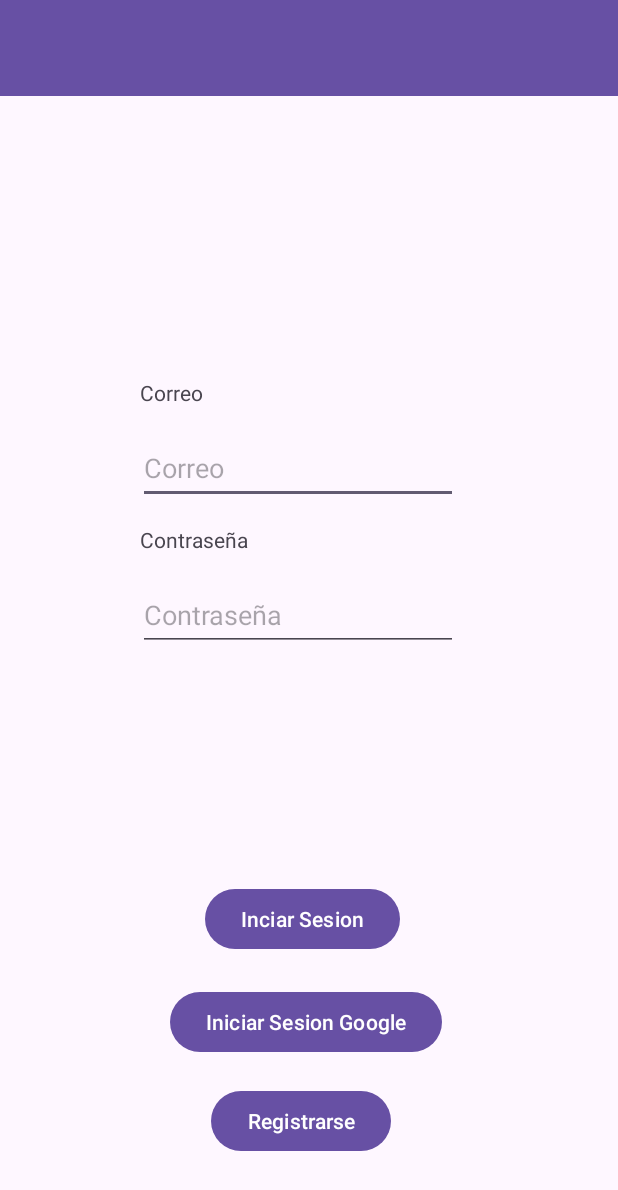
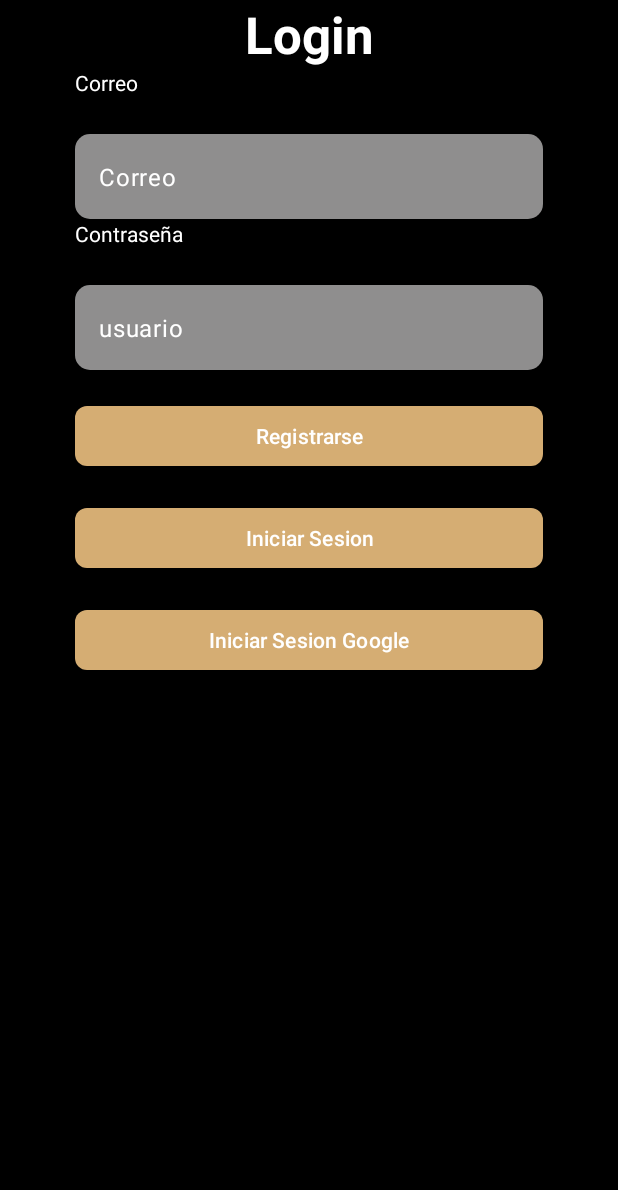
Before and after one commit to Diciembre99/AdivinaDondeEstoy, an Android app: the layout activity_main.xml on its own in the app's theme, with its tools: preview values and no code run, on a phone screen of 412 x 824 dp. Shown: the top 1190 px of the screen. Run offline under Robolectric (Android 15) with nearby library versions, the phone set to English and light mode, and no system bars.

Commit message:
Modificacion de Login
Cambios en la interfaz y cambio de nombre de variables

```diff
--- a/AdivinaDondeEstoyProyecto/app/src/main/java/com/example/adivinadondeestoyproyecto/MainActivity.kt
+++ b/AdivinaDondeEstoyProyecto/app/src/main/java/com/example/adivinadondeestoyproyecto/MainActivity.kt
@@ -1,16 +1,11 @@
 package com.example.adivinadondeestoyproyecto
 
 import android.content.Intent
-import android.os.Build
 import androidx.appcompat.app.AppCompatActivity
 import android.os.Bundle
 import android.view.Menu
 import android.view.MenuInflater
 import android.view.MenuItem
-import android.view.View
-import android.widget.AdapterView
-import android.widget.ArrayAdapter
-import android.widget.Spinner
 import android.widget.Toast
 import androidx.activity.result.contract.ActivityResultContracts
 import com.example.adivinadondeestoyproyecto.databinding.ActivityMainBinding
@@ -19,12 +14,10 @@ import com.google.android.gms.auth.api.signin.GoogleSignInAccount
 import com.google.android.gms.auth.api.signin.GoogleSignInClient
 import com.google.android.gms.auth.api.signin.GoogleSignInOptions
 import com.google.android.gms.tasks.Task
-import com.google.android.material.dialog.MaterialAlertDialogBuilder
 import com.google.firebase.auth.FirebaseAuth
 import com.google.firebase.auth.GoogleAuthProvider
 import com.google.firebase.firestore.ktx.firestore
 import com.google.firebase.ktx.Firebase
-import java.util.Locale
 
 class MainActivity : AppCompatActivity() {
     lateinit var binding: ActivityMainBinding
@@ -38,14 +31,13 @@ class MainActivity : AppCompatActivity() {
         super.onCreate(savedInstanceState)
         binding = ActivityMainBinding.inflate(layoutInflater)
         setContentView(binding.root)
-        setSupportActionBar(binding.tbMenu)
         firebaseauth = FirebaseAuth.getInstance()
 
-        binding.btnIniciarSesion.setOnClickListener {
-            if (binding.edtCorreo.text?.isNotEmpty() == true && binding.edtContrasena.text?.isNotEmpty() == true ){
-                firebaseauth.signInWithEmailAndPassword(binding.edtCorreo.text.toString(),binding.edtContrasena.text.toString()).addOnCompleteListener {
+        binding.btnLogin.setOnClickListener {
+            if (binding.edtEmail.text?.isNotEmpty() == true && binding.edtPassword.text?.isNotEmpty() == true ){
+                firebaseauth.signInWithEmailAndPassword(binding.edtEmail.text.toString(),binding.edtPassword.text.toString()).addOnCompleteListener {
                     if (it.isSuccessful){
-                        irMenuPrincipal(binding.edtCorreo.text.toString(), binding.edtContrasena.text.toString())
+                        goMainMenu(binding.edtEmail.text.toString(), binding.edtPassword.text.toString())
                         Toast.makeText(this,"Se inicio Sesion", Toast.LENGTH_SHORT).show()
                     } else {
                         Toast.makeText(this, "Ha habido un error", Toast.LENGTH_SHORT).show()
@@ -56,7 +48,7 @@ class MainActivity : AppCompatActivity() {
             }
         }
 
-        binding.btnRegistro.setOnClickListener {
+        binding.btnRegister.setOnClickListener {
             val registerIntent = Intent(this, Register::class.java)
             startActivity(registerIntent)
         }
@@ -92,21 +84,21 @@ class MainActivity : AppCompatActivity() {
 
     private fun loginEnGoogle(){
         val signInClient = googleSignInClient.signInIntent
-        launcherVentanaGoogle.launch(signInClient)
+        launcherWindowGoogle.launch(signInClient)
     }
 
-    private val launcherVentanaGoogle =  registerForActivityResult(ActivityResultContracts.StartActivityForResult()){ result ->
+    private val launcherWindowGoogle =  registerForActivityResult(ActivityResultContracts.StartActivityForResult()){ result ->
         if (result.resultCode == RESULT_OK){
             val task = GoogleSignIn.getSignedInAccountFromIntent(result.data)
-            manejarResultados(task)
+            manageResult(task)
         }
     }
 
-    private fun manejarResultados(task: Task<GoogleSignInAccount>) {
+    private fun manageResult(task: Task<GoogleSignInAccount>) {
         if (task.isSuccessful){
             val account : GoogleSignInAccount? = task.result
             if (account != null){
-                actualizarUI(account)
+                updateUI(account)
             }
         }
         else {
@@ -114,12 +106,12 @@ class MainActivity : AppCompatActivity() {
         }
     }
 
-    private fun actualizarUI(account: GoogleSignInAccount) {
+    private fun updateUI(account: GoogleSignInAccount) {
         val credential = GoogleAuthProvider.getCredential(account.idToken, null)
         firebaseauth.signInWithCredential(credential).addOnCompleteListener {
             if (it.isSuccessful){
                 Toast.makeText(this,"Se ha iniciado sesion con google", Toast.LENGTH_SHORT).show()
-                irMenuPrincipal(account.email.toString(), account.displayName.toString())
+                goMainMenu(account.email.toString(), account.displayName.toString())
             }
             else {
                 Toast.makeText(this,it.exception.toString(), Toast.LENGTH_SHORT).show()
@@ -127,7 +119,7 @@ class MainActivity : AppCompatActivity() {
         }
     }
 
-    private fun irMenuPrincipal(email:String, nombre:String = "Usuario"){
+    private fun goMainMenu(email:String, nombre:String = "Usuario"){
         val homeIntent = Intent(this, Main_Menu::class.java).apply {
             putExtra("email",email)
             putExtra("nombre",nombre)
--- /dev/null
+++ b/AdivinaDondeEstoyProyecto/app/src/main/res/drawable/rounded_corners.xml
@@ -0,0 +1,5 @@
+<?xml version="1.0" encoding="utf-8"?>
+<shape xmlns:android="http://schemas.android.com/apk/res/android">
+    <corners android:radius="10dp" /> <!-- Ajusta el radio según sea necesario para redondear las esquinas -->
+    <solid android:color="#8F8E8E" /> <!-- Color de fondo -->
+</shape>
--- a/AdivinaDondeEstoyProyecto/app/src/main/res/layout/activity_main.xml
+++ b/AdivinaDondeEstoyProyecto/app/src/main/res/layout/activity_main.xml
@@ -4,108 +4,122 @@
     xmlns:tools="http://schemas.android.com/tools"
     android:layout_width="match_parent"
     android:layout_height="match_parent"
+    android:background="#000000"
     tools:context=".MainActivity">
 
-    <Button
-        android:id="@+id/btnRegistro"
-        android:layout_width="wrap_content"
+    <ScrollView
+        android:layout_width="match_parent"
+        android:layout_height="match_parent">
+
+        <LinearLayout
+            android:layout_width="match_parent"
             android:layout_height="wrap_content"
-        android:text="Registrarse"
-        app:layout_constraintBottom_toBottomOf="parent"
-        app:layout_constraintEnd_toEndOf="parent"
-        app:layout_constraintHorizontal_bias="0.482"
-        app:layout_constraintStart_toStartOf="parent"
-        app:layout_constraintTop_toTopOf="parent"
-        app:layout_constraintVertical_bias="0.932" />
-
-    <Button
-        android:id="@+id/btnIniciarSesion"
-        android:layout_width="wrap_content"
-        android:layout_height="wrap_content"
-        android:text="Inciar Sesion"
-        app:layout_constraintBottom_toBottomOf="parent"
-        app:layout_constraintEnd_toEndOf="parent"
-        app:layout_constraintHorizontal_bias="0.485"
-        app:layout_constraintStart_toStartOf="parent"
-        app:layout_constraintTop_toTopOf="parent"
-        app:layout_constraintVertical_bias="0.759" />
-
-    <Button
-        android:id="@+id/btnGoogle"
-        android:layout_width="wrap_content"
-        android:layout_height="wrap_content"
-        android:text="Iniciar Sesion Google"
-        app:layout_constraintBottom_toBottomOf="parent"
-        app:layout_constraintEnd_toEndOf="parent"
-        app:layout_constraintHorizontal_bias="0.491"
-        app:layout_constraintStart_toStartOf="parent"
-        app:layout_constraintTop_toTopOf="parent"
-        app:layout_constraintVertical_bias="0.847" />
+            android:orientation="vertical">
 
             <TextView
+                android:layout_width="match_parent"
+                android:layout_height="wrap_content"
+                android:text="Login"
+                android:textAlignment="center"
+                android:textColor="@color/white"
+                android:textSize="34sp"
+                android:textStyle="bold" />
+            <TextView
                 android:layout_width="wrap_content"
+                android:layout_height="44dp"
+                android:layout_marginLeft="50dp"
+                android:text="Correo"
+                android:textColor="@color/white"/>
+
+
+            <com.google.android.material.textfield.TextInputLayout
+                android:id="@+id/textField2"
+                android:layout_width="match_parent"
                 android:layout_height="wrap_content"
-        android:text="Correo"
-        app:layout_constraintBottom_toBottomOf="parent"
-        app:layout_constraintEnd_toEndOf="parent"
-        app:layout_constraintHorizontal_bias="0.252"
-        app:layout_constraintStart_toStartOf="parent"
-        app:layout_constraintTop_toTopOf="parent"
-        app:layout_constraintVertical_bias="0.313" />
+                android:layout_marginLeft="50dp"
+                android:layout_marginRight="50dp"
+                android:hint="Correo"
+                app:boxStrokeWidth="0dp"
+                app:boxStrokeWidthFocused="0dp"
+                app:endIconMode="clear_text"
+                app:hintEnabled="false">
 
-    <EditText
-        android:id="@+id/edtCorreo"
-        android:layout_width="wrap_content"
-        android:layout_height="wrap_content"
-        android:ems="10"
+                <com.google.android.material.textfield.TextInputEditText
+                    android:id="@+id/edt_email"
+                    android:layout_width="match_parent"
+                    android:layout_height="match_parent"
+                    android:background="@drawable/rounded_corners"
                     android:hint="Correo"
-        android:inputType="text"
-        android:minHeight="48dp"
-        app:layout_constraintBottom_toBottomOf="parent"
-        app:layout_constraintEnd_toEndOf="parent"
-        app:layout_constraintHorizontal_bias="0.462"
-        app:layout_constraintStart_toStartOf="parent"
-        app:layout_constraintTop_toTopOf="parent"
-        app:layout_constraintVertical_bias="0.371" />
-
-    <EditText
-        android:id="@+id/edtContrasena"
-        android:layout_width="wrap_content"
-        android:layout_height="wrap_content"
-        android:ems="10"
-        android:hint="Contraseña"
-        android:inputType="text"
-        android:minHeight="48dp"
-        app:layout_constraintBottom_toBottomOf="parent"
-        app:layout_constraintEnd_toEndOf="parent"
-        app:layout_constraintHorizontal_bias="0.462"
-        app:layout_constraintStart_toStartOf="parent"
-        app:layout_constraintTop_toTopOf="parent"
-        app:layout_constraintVertical_bias="0.497" />
+                    android:textColorHint="@color/white"
+                    android:textColor="#FFFFFF" /> <!-- Usar el fondo con esquinas redondas -->
+            </com.google.android.material.textfield.TextInputLayout>
 
             <TextView
                 android:id="@+id/textView"
                 android:layout_width="wrap_content"
-        android:layout_height="wrap_content"
+                android:layout_height="44dp"
+                android:layout_marginLeft="50dp"
                 android:text="Contraseña"
-        app:layout_constraintBottom_toBottomOf="parent"
-        app:layout_constraintEnd_toEndOf="parent"
-        app:layout_constraintHorizontal_bias="0.274"
-        app:layout_constraintStart_toStartOf="parent"
-        app:layout_constraintTop_toTopOf="parent"
-        app:layout_constraintVertical_bias="0.435" />
+                android:textColor="@color/white" />
 
-    <androidx.appcompat.widget.Toolbar
-        android:id="@+id/tbMenu"
+            <com.google.android.material.textfield.TextInputLayout
+                android:id="@+id/textField"
                 android:layout_width="match_parent"
                 android:layout_height="wrap_content"
-        android:background="?attr/colorPrimary"
-        android:minHeight="?attr/actionBarSize"
-        android:theme="?attr/actionBarTheme"
-        app:layout_constraintBottom_toBottomOf="parent"
-        app:layout_constraintEnd_toEndOf="parent"
-        app:layout_constraintStart_toStartOf="parent"
-        app:layout_constraintTop_toTopOf="parent"
-        app:layout_constraintVertical_bias="0.0" />
+                android:layout_marginLeft="50dp"
+                android:layout_marginRight="50dp"
+                android:hint="Usuario"
+                app:boxStrokeWidth="0dp"
+                app:boxStrokeWidthFocused="0dp"
+                app:endIconMode="clear_text"
+                app:hintEnabled="false">
+
+                <com.google.android.material.textfield.TextInputEditText
+                    android:id="@+id/edt_password"
+                    android:layout_width="match_parent"
+                    android:layout_height="match_parent"
+                    android:background="@drawable/rounded_corners"
+                    android:hint="usuario"
+                    android:textColorHint="@color/white"
+                    android:textColor="#FFFFFF" />
+            </com.google.android.material.textfield.TextInputLayout>
+
+            <com.google.android.material.button.MaterialButton
+                android:id="@+id/btn_register"
+                android:layout_width="match_parent"
+                android:layout_height="wrap_content"
+                android:layout_marginLeft="50dp"
+                android:layout_marginTop="20dp"
+                android:layout_marginRight="50dp"
+                android:text="Registrarse"
+                android:textColor="#FFFFFF"
+                app:backgroundTint="@color/coffe"
+                app:cornerRadius="8dp" />
+
+            <com.google.android.material.button.MaterialButton
+                android:id="@+id/btn_login"
+                android:layout_width="match_parent"
+                android:layout_height="wrap_content"
+                android:layout_marginLeft="50dp"
+                android:layout_marginTop="20dp"
+                android:layout_marginRight="50dp"
+                android:text="Iniciar Sesion"
+                android:textColor="#FFFFFF"
+                app:backgroundTint="@color/coffe"
+                app:cornerRadius="8dp" />
+
+            <com.google.android.material.button.MaterialButton
+                android:id="@+id/btnGoogle"
+                android:layout_width="match_parent"
+                android:layout_height="wrap_content"
+                android:layout_marginLeft="50dp"
+                android:layout_marginTop="20dp"
+                android:layout_marginRight="50dp"
+                android:text="Iniciar Sesion Google"
+                android:textColor="#FFFFFF"
+                app:backgroundTint="@color/coffe"
+                app:cornerRadius="8dp" />
+        </LinearLayout>
+    </ScrollView>
 
 </androidx.constraintlayout.widget.ConstraintLayout>
--- a/AdivinaDondeEstoyProyecto/app/src/main/res/layout/activity_main_menu.xml
+++ b/AdivinaDondeEstoyProyecto/app/src/main/res/layout/activity_main_menu.xml
@@ -4,13 +4,14 @@
     xmlns:tools="http://schemas.android.com/tools"
     android:layout_width="match_parent"
     android:layout_height="match_parent"
+    android:background="#000000"
     tools:context=".Main_Menu">
 
     <androidx.appcompat.widget.Toolbar
         android:id="@+id/tbMenuMain"
         android:layout_width="match_parent"
         android:layout_height="wrap_content"
-        android:background="?attr/colorPrimary"
+        android:background="@color/coffe"
         android:minHeight="?attr/actionBarSize"
         android:theme="?attr/actionBarTheme"
         app:layout_constraintBottom_toBottomOf="parent"
--- a/AdivinaDondeEstoyProyecto/app/src/main/res/values/colors.xml
+++ b/AdivinaDondeEstoyProyecto/app/src/main/res/values/colors.xml
@@ -2,4 +2,5 @@
 <resources>
     <color name="black">#FF000000</color>
     <color name="white">#FFFFFFFF</color>
+    <color name="coffe">#D5AD73</color>
 </resources>
--- a/AdivinaDondeEstoyProyecto/app/src/main/res/values/themes.xml
+++ b/AdivinaDondeEstoyProyecto/app/src/main/res/values/themes.xml
@@ -1,8 +1,7 @@
 <resources xmlns:tools="http://schemas.android.com/tools">
     <!-- Base application theme. -->
     <style name="Base.Theme.AdivinaDondeEstoyProyecto" parent="Theme.Material3.DayNight.NoActionBar">
-        <!-- Customize your light theme here. -->
-        <!-- <item name="colorPrimary">@color/my_light_primary</item> -->
+        <item name="colorPrimary">@color/white</item>
     </style>
 
     <style name="Theme.AdivinaDondeEstoyProyecto" parent="Base.Theme.AdivinaDondeEstoyProyecto" />
```
Also changed, not shown: 2 other files. Lines whose indentation alone changed are shown as unchanged.
